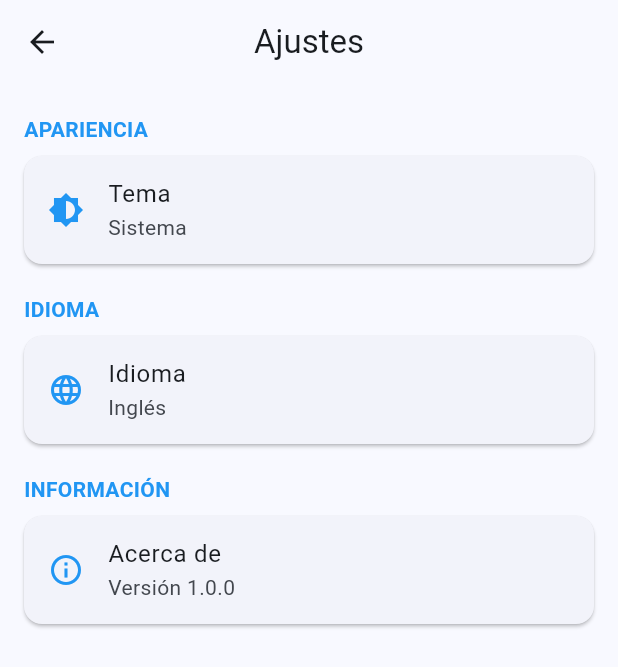
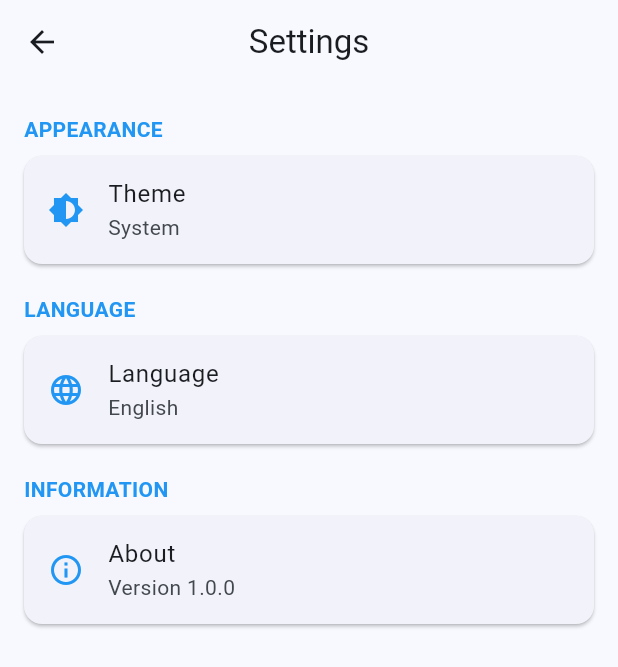
Before and after one commit to teoarandaa/flutter_practica, a Flutter app: the SettingsView screen opened directly, on a phone screen of 412 x 824 dp. Shown: the top 667 px of the screen. Run offline on Flutter 3.47's test engine with Material 3 defaults, Android fonts, the light colour scheme and no system bars; our stand-ins replace shared_preferences; accounts and stored records are empty.

Commit message:
bug with languages fixed

```diff
--- a/practica_flutter/lib/main.dart
+++ b/practica_flutter/lib/main.dart
@@ -5,6 +5,7 @@ import 'theme/app_theme.dart';
 import 'theme/theme_provider.dart';
 import 'viewmodels/task_list_viewmodel.dart';
 import 'services/language_service.dart';
+import 'package:flutter_localizations/flutter_localizations.dart';
 
 void main() {
   runApp(const TaskManagerApp());
@@ -21,14 +22,24 @@ class TaskManagerApp extends StatelessWidget {
         ChangeNotifierProvider(create: (_) => ThemeProvider()),
         ChangeNotifierProvider(create: (_) => LanguageService()),
       ],
-      child: Consumer<ThemeProvider>(
-        builder: (context, themeProvider, _) {
+      child: Consumer2<ThemeProvider, LanguageService>(
+        builder: (context, themeProvider, languageService, _) {
           return MaterialApp(
             title: 'Task Manager',
             debugShowCheckedModeBanner: false,
             theme: AppTheme.lightTheme,
             darkTheme: AppTheme.darkTheme,
             themeMode: themeProvider.themeMode,
+            locale: languageService.locale,
+            supportedLocales: const [
+              Locale('en', ''), // Inglés
+              Locale('es', ''), // Español
+            ],
+            localizationsDelegates: [
+              GlobalMaterialLocalizations.delegate,
+              GlobalWidgetsLocalizations.delegate,
+              GlobalCupertinoLocalizations.delegate,
+            ],
             home: const HomeView(),
           );
         }
--- a/practica_flutter/lib/services/language_service.dart
+++ b/practica_flutter/lib/services/language_service.dart
@@ -2,18 +2,191 @@ import 'package:flutter/material.dart';
 import 'package:shared_preferences/shared_preferences.dart';
 
 class LanguageService with ChangeNotifier {
-  String _currentLanguage = 'English';
+  String _currentLanguage = 'en';
+  final Map<String, Map<String, String>> _localizedValues = {
+    'en': {
+      // Common
+      'app_name': 'Task Manager',
+      'ok': 'OK',
+      'cancel': 'Cancel',
+      'close': 'Close',
+      'save': 'Save',
+      'delete': 'Delete',
+      'edit': 'Edit',
 
-  String get currentLanguage => _currentLanguage;
+      // Task status
+      'task_completed': 'COMPLETED',
+      'task_pending': 'PENDING',
+      'mark_as_completed': 'Mark as completed',
+      'mark_as_pending': 'Mark as pending',
+
+      // Task properties
+      'title': 'Title',
+      'description': 'Description',
+      'due_date': 'Due Date',
+      'category': 'Category',
+      'priority': 'Priority',
+      'high': 'HIGH',
+      'medium': 'MEDIUM',
+      'low': 'LOW',
+      'none': 'NONE',
+
+      // Categories
+      'work': 'Work',
+      'personal': 'Personal',
+      'study': 'Study',
+      'health': 'Health',
+      'shopping': 'Shopping',
+
+      // Tabs
+      'all': 'All',
+      'pending': 'Pending',
+      'completed': 'Completed',
+
+      // Empty states
+      'no_tasks': 'No tasks available. Add a new task!',
+      'no_pending_tasks': 'No pending tasks. Good job!',
+      'no_completed_tasks': 'No completed tasks yet. Complete some tasks!',
+      'all_tasks_completed': 'All your tasks are completed',
+      'complete_some_tasks': 'Complete some tasks and they will appear here',
+
+      // Settings
+      'settings': 'Settings',
+      'appearance': 'Appearance',
+      'theme': 'Theme',
+      'language': 'Language',
+      'information': 'Information',
+      'about': 'About',
+      'system': 'System',
+      'light': 'Light',
+      'dark': 'Dark',
+      'english': 'English',
+      'spanish': 'Spanish',
+      'follows_system': 'Follows system settings',
+      'light_theme': 'Light theme',
+      'dark_theme': 'Dark theme',
+      'version': 'Version',
+      'language_changed': 'Language changed to English',
+
+      // Task actions
+      'add_task': 'Add Task',
+      'edit_task': 'Edit Task',
+      'create_task': 'Create Task',
+      'task_details': 'Task Details',
+      'delete_task_title': 'Delete Task',
+      'delete_task_message': 'Are you sure you want to delete this task? This action cannot be undone.',
+      'enter_title': 'Please enter a title',
+    },
+
+    'es': {
+      // Common
+      'app_name': 'Gestor de Tareas',
+      'ok': 'Aceptar',
+      'cancel': 'Cancelar',
+      'close': 'Cerrar',
+      'save': 'Guardar',
+      'delete': 'Eliminar',
+      'edit': 'Editar',
+
+      // Task status
+      'task_completed': 'COMPLETADA',
+      'task_pending': 'PENDIENTE',
+      'mark_as_completed': 'Marcar como completada',
+      'mark_as_pending': 'Marcar como pendiente',
+
+      // Task properties
+      'title': 'Título',
+      'description': 'Descripción',
+      'due_date': 'Fecha límite',
+      'category': 'Categoría',
+      'priority': 'Prioridad',
+      'high': 'ALTA',
+      'medium': 'MEDIA',
+      'low': 'BAJA',
+      'none': 'NINGUNA',
+
+      // Categories
+      'work': 'Trabajo',
+      'personal': 'Personal',
+      'study': 'Estudio',
+      'health': 'Salud',
+      'shopping': 'Compras',
+
+      // Tabs
+      'all': 'Todas',
+      'pending': 'Pendientes',
+      'completed': 'Completadas',
+
+      // Empty states
+      'no_tasks': '¡No hay tareas disponibles. Añade una nueva tarea!',
+      'no_pending_tasks': '¡No hay tareas pendientes. ¡Buen trabajo!',
+      'no_completed_tasks': 'No hay tareas completadas aún. ¡Completa algunas tareas!',
+      'all_tasks_completed': 'Todas tus tareas están completadas',
+      'complete_some_tasks': 'Completa algunas tareas y aparecerán aquí',
+
+      // Settings
+      'settings': 'Ajustes',
+      'appearance': 'Apariencia',
+      'theme': 'Tema',
+      'language': 'Idioma',
+      'information': 'Información',
+      'about': 'Acerca de',
+      'system': 'Sistema',
+      'light': 'Claro',
+      'dark': 'Oscuro',
+      'english': 'Inglés',
+      'spanish': 'Español',
+      'follows_system': 'Sigue la configuración del sistema',
+      'light_theme': 'Tema claro',
+      'dark_theme': 'Tema oscuro',
+      'version': 'Versión',
+      'language_changed': 'Idioma cambiado a Español',
+
+      // Task actions
+      'add_task': 'Añadir Tarea',
+      'edit_task': 'Editar Tarea',
+      'create_task': 'Crear Tarea',
+      'task_details': 'Detalles de la Tarea',
+      'delete_task_title': 'Eliminar Tarea',
+      'delete_task_message': '¿Estás seguro de que quieres eliminar esta tarea? Esta acción no se puede deshacer.',
+      'enter_title': 'Por favor, introduce un título',
+    }
+  };
+
+  String _currentCodeLanguage = 'en';
 
   LanguageService() {
     _loadLanguageFromPrefs();
+  }
+
+  // Getters
+  String get currentLanguage => _currentLanguage;
+  Locale get locale => Locale(_currentCodeLanguage);
+
+  // Obtener texto traducido
+  String translate(String key) {
+    if (_localizedValues.containsKey(_currentCodeLanguage) &&
+        _localizedValues[_currentCodeLanguage]!.containsKey(key)) {
+      return _localizedValues[_currentCodeLanguage]![key]!;
+    }
+
+    // Fallback al inglés si no se encuentra la clave
+    if (_localizedValues['en']!.containsKey(key)) {
+      return _localizedValues['en']![key]!;
+    }
+
+    // Si no existe ni en el idioma actual ni en inglés, devolver la clave
+    return key;
   }
 
   void _loadLanguageFromPrefs() async {
     try {
       SharedPreferences prefs = await SharedPreferences.getInstance();
       _currentLanguage = prefs.getString('app_language') ?? 'English';
+
+      // Convertir el nombre del idioma al código
+      _currentCodeLanguage = _currentLanguage == 'Spanish' ? 'es' : 'en';
+
       notifyListeners();
     } catch (e) {
       // Si hay un error, mantenemos el idioma predeterminado
@@ -23,6 +196,7 @@ class LanguageService with ChangeNotifier {
   Future<void> setLanguage(String language) async {
     if (_currentLanguage != language) {
       _currentLanguage = language;
+      _currentCodeLanguage = language == 'Spanish' ? 'es' : 'en';
       notifyListeners();
 
       try {
@@ -33,4 +207,9 @@ class LanguageService with ChangeNotifier {
       }
     }
   }
+
+  // Helper para obtener el mensaje de cambio de idioma
+  String getLanguageChangedMessage() {
+    return translate('language_changed');
+  }
 }
--- /dev/null
+++ b/practica_flutter/lib/utils/localizations.dart
@@ -0,0 +1,21 @@
+import 'package:flutter/material.dart';
+import 'package:provider/provider.dart';
+import '../services/language_service.dart';
+
+// Helper class para acceder fácilmente a las traducciones
+class AppLocalizations {
+  final BuildContext context;
+
+  AppLocalizations(this.context);
+
+  // Método para obtener el texto traducido
+  String text(String key) {
+    final languageService = Provider.of<LanguageService>(context, listen: false);
+    return languageService.translate(key);
+  }
+
+  // Factory method para obtener una instancia de AppLocalizations
+  static AppLocalizations of(BuildContext context) {
+    return AppLocalizations(context);
+  }
+}
--- a/practica_flutter/lib/views/settings_view.dart
+++ b/practica_flutter/lib/views/settings_view.dart
@@ -2,6 +2,7 @@ import 'package:flutter/material.dart';
 import 'package:provider/provider.dart';
 import '../theme/theme_provider.dart';
 import '../services/language_service.dart';
+import '../utils/localizations.dart';
 
 class SettingsView extends StatefulWidget {
   const SettingsView({Key? key}) : super(key: key);
@@ -15,19 +16,20 @@ class _SettingsViewState extends State<SettingsView> {
   Widget build(BuildContext context) {
     final themeProvider = Provider.of<ThemeProvider>(context);
     final languageService = Provider.of<LanguageService>(context);
+    final i18n = AppLocalizations.of(context);
 
     return Scaffold(
       appBar: AppBar(
-        title: const Text('Ajustes'),
+        title: Text(i18n.text('settings')),
       ),
       body: ListView(
         children: [
           // Sección de tema
           Container(
             margin: const EdgeInsets.only(top: 20, left: 16, right: 16, bottom: 8),
-            child: const Text(
-              'APARIENCIA',
-              style: TextStyle(
+            child: Text(
+              i18n.text('appearance').toUpperCase(),
+              style: const TextStyle(
                 color: Colors.blue,
                 fontWeight: FontWeight.bold,
                 fontSize: 14,
@@ -38,10 +40,10 @@ class _SettingsViewState extends State<SettingsView> {
             margin: const EdgeInsets.symmetric(horizontal: 16),
             child: ListTile(
               leading: const Icon(Icons.brightness_6, color: Colors.blue),
-              title: const Text('Tema'),
-              subtitle: Text(_getThemeText(themeProvider.themeMode)),
+              title: Text(i18n.text('theme')),
+              subtitle: Text(_getThemeText(themeProvider.themeMode, i18n)),
               onTap: () {
-                _showThemeDialog(context, themeProvider);
+                _showThemeDialog(context, themeProvider, i18n);
               },
             ),
           ),
@@ -49,9 +51,9 @@ class _SettingsViewState extends State<SettingsView> {
           // Sección de idioma
           Container(
             margin: const EdgeInsets.only(top: 20, left: 16, right: 16, bottom: 8),
-            child: const Text(
-              'IDIOMA',
-              style: TextStyle(
+            child: Text(
+              i18n.text('language').toUpperCase(),
+              style: const TextStyle(
                 color: Colors.blue,
                 fontWeight: FontWeight.bold,
                 fontSize: 14,
@@ -62,10 +64,10 @@ class _SettingsViewState extends State<SettingsView> {
             margin: const EdgeInsets.symmetric(horizontal: 16),
             child: ListTile(
               leading: const Icon(Icons.language, color: Colors.blue),
-              title: const Text('Idioma'),
-              subtitle: Text(_getLanguageText(languageService.currentLanguage)),
+              title: Text(i18n.text('language')),
+              subtitle: Text(_getLanguageText(languageService.currentLanguage, i18n)),
               onTap: () {
-                _showLanguageDialog(context, languageService);
+                _showLanguageDialog(context, languageService, i18n);
               },
             ),
           ),
@@ -73,9 +75,9 @@ class _SettingsViewState extends State<SettingsView> {
           // Sección de información
           Container(
             margin: const EdgeInsets.only(top: 20, left: 16, right: 16, bottom: 8),
-            child: const Text(
-              'INFORMACIÓN',
-              style: TextStyle(
+            child: Text(
+              i18n.text('information').toUpperCase(),
+              style: const TextStyle(
                 color: Colors.blue,
                 fontWeight: FontWeight.bold,
                 fontSize: 14,
@@ -86,28 +88,28 @@ class _SettingsViewState extends State<SettingsView> {
             margin: const EdgeInsets.symmetric(horizontal: 16),
             child: ListTile(
               leading: const Icon(Icons.info_outline, color: Colors.blue),
-              title: const Text('Acerca de'),
-              subtitle: const Text('Versión 1.0.0'),
+              title: Text(i18n.text('about')),
+              subtitle: Text('${i18n.text("version")} 1.0.0'),
               onTap: () {
                 showDialog(
                   context: context,
                   builder: (context) {
                     return AboutDialog(
-                      applicationName: 'Task Manager',
+                      applicationName: i18n.text('app_name'),
                       applicationVersion: '1.0.0',
                       applicationIcon: const Icon(
                         Icons.task_alt,
                         size: 50,
                         color: Colors.blue,
                       ),
-                      children: const [
-                        SizedBox(height: 16),
+                      children: [
+                        const SizedBox(height: 16),
                         Text(
                           'Una aplicación de gestión de tareas desarrollada con Flutter siguiendo la arquitectura MVVM.',
-                          style: TextStyle(fontSize: 14),
+                          style: const TextStyle(fontSize: 14),
                         ),
-                        SizedBox(height: 8),
-                        Text(
+                        const SizedBox(height: 8),
+                        const Text(
                           '© 2023 Task Manager Team',
                           style: TextStyle(fontSize: 12),
                         ),
@@ -123,39 +125,39 @@ class _SettingsViewState extends State<SettingsView> {
     );
   }
 
-  String _getThemeText(ThemeMode themeMode) {
+  String _getThemeText(ThemeMode themeMode, AppLocalizations i18n) {
     switch (themeMode) {
       case ThemeMode.light:
-        return 'Claro';
+        return i18n.text('light');
       case ThemeMode.dark:
-        return 'Oscuro';
+        return i18n.text('dark');
       default:
-        return 'Sistema';
+        return i18n.text('system');
     }
   }
 
-  String _getLanguageText(String language) {
+  String _getLanguageText(String language, AppLocalizations i18n) {
     switch (language) {
       case 'Spanish':
-        return 'Español';
+        return i18n.text('spanish');
       default:
-        return 'Inglés';
+        return i18n.text('english');
     }
   }
 
-  void _showThemeDialog(BuildContext context, ThemeProvider themeProvider) {
+  void _showThemeDialog(BuildContext context, ThemeProvider themeProvider, AppLocalizations i18n) {
     showDialog(
       context: context,
       builder: (context) {
         return AlertDialog(
-          title: const Text('Tema'),
+          title: Text(i18n.text('theme')),
           content: Column(
             mainAxisSize: MainAxisSize.min,
             children: [
               _buildThemeOption(
                 context,
-                'Sistema',
-                'Sigue la configuración del sistema',
+                i18n.text('system'),
+                i18n.text('follows_system'),
                 Icons.settings,
                 ThemeMode.system,
                 themeProvider
@@ -163,8 +165,8 @@ class _SettingsViewState extends State<SettingsView> {
               const SizedBox(height: 16),
               _buildThemeOption(
                 context,
-                'Claro',
-                'Tema claro',
+                i18n.text('light'),
+                i18n.text('light_theme'),
                 Icons.light_mode,
                 ThemeMode.light,
                 themeProvider
@@ -172,8 +174,8 @@ class _SettingsViewState extends State<SettingsView> {
               const SizedBox(height: 16),
               _buildThemeOption(
                 context,
-                'Oscuro',
-                'Tema oscuro',
+                i18n.text('dark'),
+                i18n.text('dark_theme'),
                 Icons.dark_mode,
                 ThemeMode.dark,
                 themeProvider
@@ -185,7 +187,7 @@ class _SettingsViewState extends State<SettingsView> {
               onPressed: () {
                 Navigator.of(context).pop();
               },
-              child: const Text('CERRAR'),
+              child: Text(i18n.text('close')),
             ),
           ],
         );
@@ -222,31 +224,33 @@ class _SettingsViewState extends State<SettingsView> {
     );
   }
 
-  void _showLanguageDialog(BuildContext context, LanguageService languageService) {
+  void _showLanguageDialog(BuildContext context, LanguageService languageService, AppLocalizations i18n) {
     showDialog(
       context: context,
       builder: (context) {
         return AlertDialog(
-          title: const Text('Idioma'),
+          title: Text(i18n.text('language')),
           content: Column(
             mainAxisSize: MainAxisSize.min,
             children: [
               _buildLanguageOption(
                 context,
-                'Inglés',
+                i18n.text('english'),
                 'English',
                 Icons.language,
                 'English',
-                languageService
+                languageService,
+                i18n
               ),
               const SizedBox(height: 16),
               _buildLanguageOption(
                 context,
-                'Español',
+                i18n.text('spanish'),
                 'Spanish',
                 Icons.language,
                 'Spanish',
-                languageService
+                languageService,
+                i18n
               ),
             ],
           ),
@@ -255,7 +259,7 @@ class _SettingsViewState extends State<SettingsView> {
               onPressed: () {
                 Navigator.of(context).pop();
               },
-              child: const Text('CERRAR'),
+              child: Text(i18n.text('close')),
             ),
           ],
         );
@@ -269,7 +273,8 @@ class _SettingsViewState extends State<SettingsView> {
     String subtitle,
     IconData icon,
     String language,
-    LanguageService languageService
+    LanguageService languageService,
+    AppLocalizations i18n
   ) {
     return ListTile(
       leading: Icon(icon),
@@ -282,12 +287,22 @@ class _SettingsViewState extends State<SettingsView> {
           if (value != null) {
             languageService.setLanguage(value);
             Navigator.of(context).pop();
+
+            // Mostrar un SnackBar indicando el cambio de idioma
+            ScaffoldMessenger.of(context).showSnackBar(
+              SnackBar(content: Text(languageService.getLanguageChangedMessage())),
+            );
           }
         },
       ),
       onTap: () {
         languageService.setLanguage(language);
         Navigator.of(context).pop();
+
+        // Mostrar un SnackBar indicando el cambio de idioma
+        ScaffoldMessenger.of(context).showSnackBar(
+          SnackBar(content: Text(languageService.getLanguageChangedMessage())),
+        );
       },
     );
   }
--- a/practica_flutter/pubspec.yaml
+++ b/practica_flutter/pubspec.yaml
@@ -29,6 +29,8 @@ environment:
 # versions available, run `flutter pub outdated`.
 dependencies:
   flutter:
+    sdk: flutter
+  flutter_localizations:
     sdk: flutter
 
   # The following adds the Cupertino Icons font to your application.
```
Also changed, not shown: practica_flutter/pubspec.lock.
